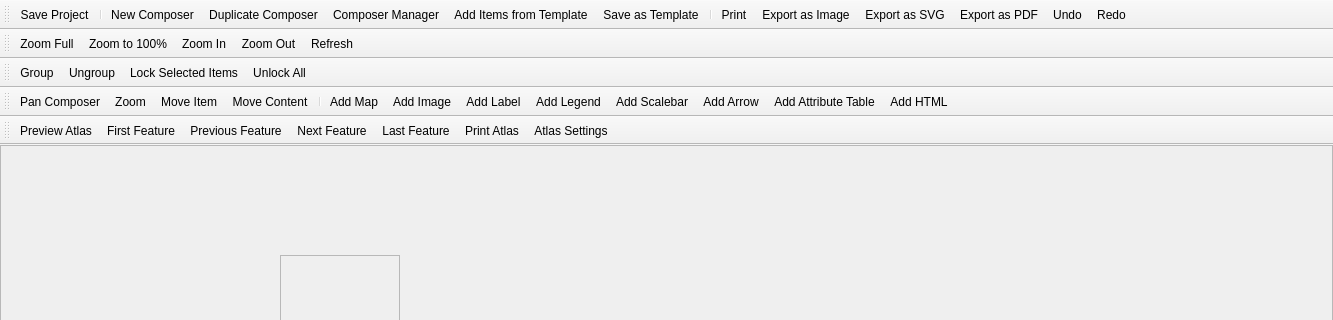
qgis/QGIS, file src/ui/composer/qgscomposerbase.ui: the form before one commit; both pictures show x 0 to 1333 and y 0 to 320 of the 1333 by 609 pixel window.
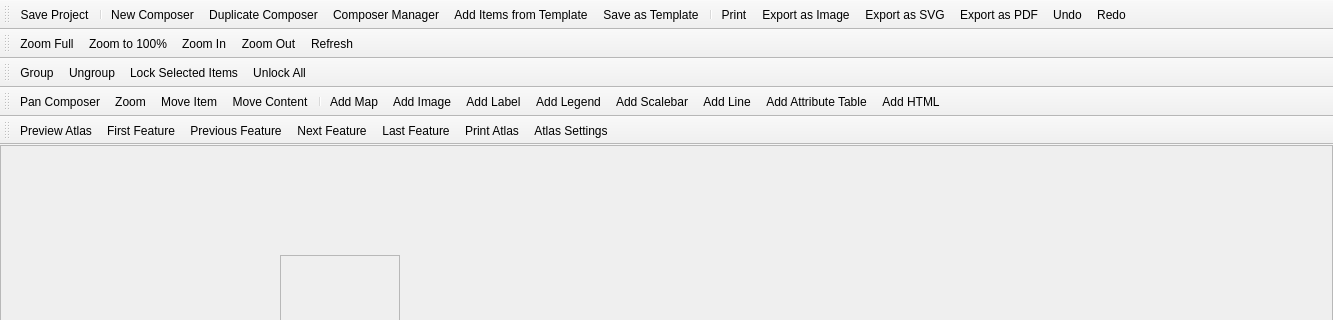
The form after the commit. Icons and pictures are not drawn.

Commit message:
Rename arrow item to line
Use no marker as default option for Arrow item

The edit to the form file:
```diff
--- a/src/ui/composer/qgscomposerbase.ui
+++ b/src/ui/composer/qgscomposerbase.ui
@@ -595,7 +595,7 @@
     <bool>true</bool>
    </property>
    <property name="text">
-    <string>Add Arro&amp;w</string>
+    <string>Add Line</string>
    </property>
    <property name="toolTip">
     <string>Add arrow</string>
```
Left out of the diff: 2 changed lines with no effect on the pictures. The commit also changes 5 other files.
